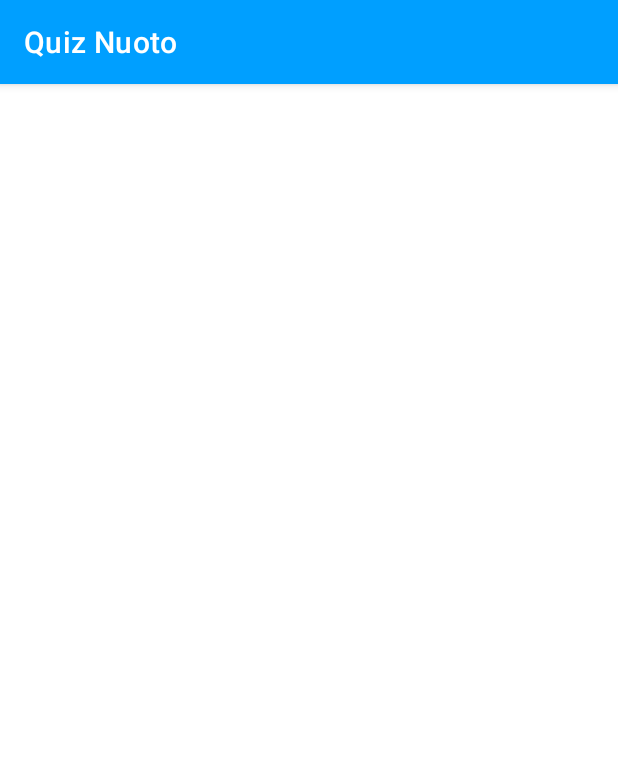
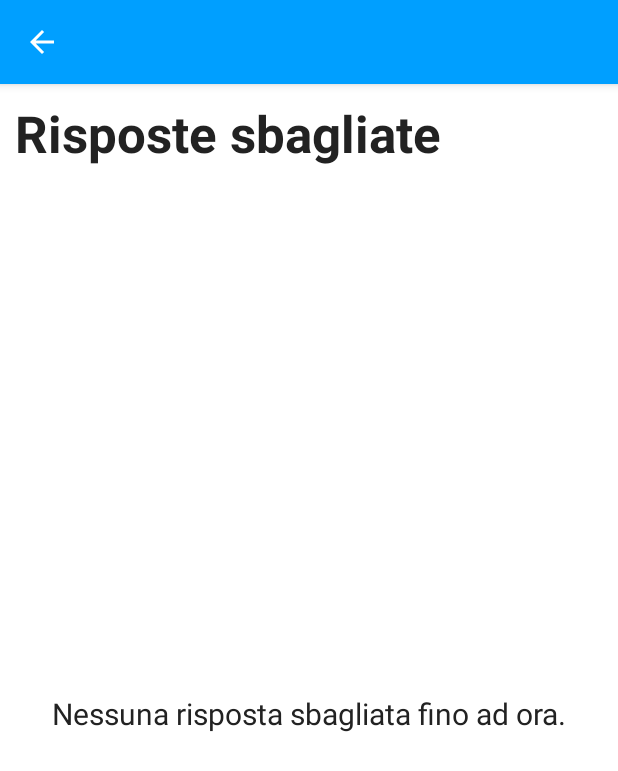
Before and after one commit to Sav22999/fin-applicazione, an Android app: the MistakesQuizActivity screen opened directly, with no data from a screen before it, on a phone screen of 412 x 824 dp. Shown: the top 771 px of the screen. Run offline under Robolectric (Android 15) with nearby library versions, the phone set to English and light mode, and no system bars.

Commit message:
- Added Quiz > See mistakes

```diff
--- a/finapp/app/src/main/java/com/saverio/finapp/db/DatabaseHandler.kt
+++ b/finapp/app/src/main/java/com/saverio/finapp/db/DatabaseHandler.kt
@@ -844,6 +844,51 @@ class DatabaseHandler(context: Context) :
     }
 
     @SuppressLint("Range")
+    fun getMistakesStatistics(): ArrayList<StatisticsModel> {
+        val statisticsList = ArrayList<StatisticsModel>()
+        val query =
+            "SELECT DISTINCT `${COLUMN_QUESTION_ID_STATISTICS}`, * FROM `${TABLE_NAME_STATISTICS}` WHERE NOT `${COLUMN_CORRECT_ANSWER_STATISTICS}` = `${COLUMN_USER_ANSWER_STATISTICS}` ORDER BY `${COLUMN_DATETIME_STATISTICS}` DESC"
+
+        val database = readableDatabase
+        var cursor: Cursor? = null
+
+        try {
+            cursor = database.rawQuery(query, null)
+        } catch (e: SQLException) {
+            database.execSQL(query)
+            return ArrayList()
+        }
+
+        if (cursor.moveToFirst()) {
+            do {
+                val id = cursor.getInt(cursor.getColumnIndex(COLUMN_ID_PK_STATISTICS))
+                val type = cursor.getInt(cursor.getColumnIndex(COLUMN_TYPE_STATISTICS))
+                val datetime = cursor.getString(cursor.getColumnIndex(COLUMN_DATETIME_STATISTICS))
+                val questionId =
+                    cursor.getInt(cursor.getColumnIndex(COLUMN_QUESTION_ID_STATISTICS))
+                val correctAnswer =
+                    cursor.getString(cursor.getColumnIndex(COLUMN_CORRECT_ANSWER_STATISTICS))
+                val userAnswer =
+                    cursor.getString(cursor.getColumnIndex(COLUMN_USER_ANSWER_STATISTICS))
+                val milliseconds =
+                    cursor.getInt(cursor.getColumnIndex(COLUMN_MILLISECONDS_STATISTICS))
+
+                val statisticsToAdd = StatisticsModel(
+                    id = id,
+                    type = type,
+                    datetime = datetime,
+                    question_id = questionId,
+                    correct_answer = correctAnswer,
+                    user_answer = userAnswer,
+                    milliseconds = milliseconds
+                )
+                statisticsList.add(statisticsToAdd)
+            } while (cursor.moveToNext())
+        }
+        return statisticsList
+    }
+
+    @SuppressLint("Range")
     fun getStatistics(id: Int): StatisticsModel {
         var statisticsToReturn = StatisticsModel(id, 0, 0, "", null, null, -1)
         val query =
--- a/finapp/app/src/main/java/com/saverio/finapp/ui/quiz/MistakesQuizActivity.kt
+++ b/finapp/app/src/main/java/com/saverio/finapp/ui/quiz/MistakesQuizActivity.kt
@@ -2,11 +2,71 @@ package com.saverio.finapp.ui.quiz
 
 import androidx.appcompat.app.AppCompatActivity
 import android.os.Bundle
+import android.view.MenuItem
+import android.view.View
+import android.widget.TextView
+import androidx.recyclerview.widget.LinearLayoutManager
+import androidx.recyclerview.widget.RecyclerView
 import com.saverio.finapp.R
+import com.saverio.finapp.db.DatabaseHandler
+import com.saverio.finapp.db.StatisticsModel
 
 class MistakesQuizActivity : AppCompatActivity() {
     override fun onCreate(savedInstanceState: Bundle?) {
         super.onCreate(savedInstanceState)
         setContentView(R.layout.activity_mistakes_quiz)
+
+        val databaseHandler = DatabaseHandler(this)
+        val getStatistics = databaseHandler.getMistakesStatistics()
+        setupRecyclerView(clear = true, search = false, getStatistics = getStatistics)
+
+        val actionBar = getSupportActionBar()
+        if (actionBar != null) {
+            //show the back button in the action bar
+            actionBar.setDisplayHomeAsUpEnabled(true)
+            actionBar.title = ""
+        }
+    }
+
+    override fun onOptionsItemSelected(item: MenuItem): Boolean {
+        //add the back button event in the actionbar
+        when (item.getItemId()) {
+            android.R.id.home -> {
+                onBackPressed()
+                return true
+            }
+        }
+        return super.onOptionsItemSelected(item)
+    }
+
+    override fun onBackPressed() {
+        finish()
+        super.onBackPressed()
+    }
+
+    fun setupRecyclerView(
+        clear: Boolean = false,
+        search: Boolean = false,
+        getStatistics: ArrayList<StatisticsModel>
+    ) {
+        val resultsItemsList: RecyclerView = findViewById(R.id.mistakes_items_list)
+        val noResults: TextView = findViewById(R.id.no_mistakes_available_text)
+
+        noResults.text = getString(R.string.no_mistaks_available_text)
+
+        if (clear) resultsItemsList.adapter = null
+
+        if (getStatistics.size > 0) {
+            noResults.visibility = View.GONE
+            resultsItemsList.visibility = View.VISIBLE
+
+            resultsItemsList.layoutManager = LinearLayoutManager(this)
+            //binding.newsItemsList.setHasFixedSize(true)
+            val itemAdapter = MistakesQuizItemAdapter(this, getStatistics)
+            resultsItemsList.adapter = itemAdapter
+        } else {
+            noResults.visibility = View.VISIBLE
+            resultsItemsList.visibility = View.GONE
+        }
     }
 }
--- a/finapp/app/src/main/java/com/saverio/finapp/ui/quiz/QuizFragment.kt
+++ b/finapp/app/src/main/java/com/saverio/finapp/ui/quiz/QuizFragment.kt
@@ -44,6 +44,11 @@ class QuizFragment : Fragment() {
         val simulationCard = binding.cardViewQuizSimulation
         simulationCard.setOnClickListener {
             val intent = Intent(context, SimulationQuizActivity::class.java)
+            startActivity(intent)
+        }
+        val mistakesCard = binding.cardViewQuizMistakes
+        mistakesCard.setOnClickListener {
+            val intent = Intent(context, MistakesQuizActivity::class.java)
             startActivity(intent)
         }
 
--- a/finapp/app/src/main/res/layout/activity_mistakes_quiz.xml
+++ b/finapp/app/src/main/res/layout/activity_mistakes_quiz.xml
@@ -6,4 +6,48 @@
     android:layout_height="match_parent"
     tools:context=".ui.quiz.MistakesQuizActivity">
 
+    <TextView
+        android:id="@+id/titleMistakes"
+        android:layout_width="0dp"
+        android:layout_height="wrap_content"
+        android:padding="10dp"
+        android:text="@string/title_mistakes"
+        android:textSize="34sp"
+        android:textStyle="bold"
+        app:layout_constraintEnd_toEndOf="parent"
+        app:layout_constraintStart_toStartOf="parent"
+        app:layout_constraintTop_toTopOf="parent" />
+
+    <TextView
+        android:id="@+id/no_mistakes_available_text"
+        android:layout_width="match_parent"
+        android:layout_height="wrap_content"
+        android:layout_marginStart="8dp"
+        android:layout_marginTop="5dp"
+        android:layout_marginEnd="8dp"
+        android:text="@string/no_results_available_text"
+        android:textAlignment="center"
+        android:textSize="20sp"
+        android:visibility="visible"
+        app:layout_constraintBottom_toBottomOf="parent"
+        app:layout_constraintEnd_toEndOf="parent"
+        app:layout_constraintStart_toStartOf="parent"
+        app:layout_constraintTop_toBottomOf="@+id/titleMistakes"
+        tools:visibility="visible" />
+
+    <androidx.recyclerview.widget.RecyclerView
+        android:id="@+id/mistakes_items_list"
+        android:layout_width="0dp"
+        android:layout_height="0dp"
+        android:layout_marginTop="5dp"
+        android:scrollbars="vertical"
+        android:visibility="gone"
+        app:layoutManager="LinearLayoutManager"
+        app:layout_constraintBottom_toBottomOf="parent"
+        app:layout_constraintEnd_toEndOf="parent"
+        app:layout_constraintStart_toStartOf="parent"
+        app:layout_constraintTop_toBottomOf="@+id/titleMistakes"
+        tools:visibility="visible">
+
+    </androidx.recyclerview.widget.RecyclerView>
 </androidx.constraintlayout.widget.ConstraintLayout>
--- a/finapp/app/src/main/res/layout/result_simulation_recyclerview.xml
+++ b/finapp/app/src/main/res/layout/result_simulation_recyclerview.xml
@@ -7,7 +7,7 @@
     android:layout_height="wrap_content">
 
     <androidx.constraintlayout.widget.ConstraintLayout
-        android:id="@+id/constraintLayoutRecyclerNews"
+        android:id="@+id/constraintLayoutRecyclerSimulation"
         android:layout_width="match_parent"
         android:layout_height="wrap_content"
         android:layout_margin="0dp"
@@ -30,7 +30,7 @@
             app:layout_constraintTop_toTopOf="parent">
 
             <androidx.constraintlayout.widget.ConstraintLayout
-                android:id="@+id/constraintLayoutRecyclerCardNews"
+                android:id="@+id/constraintLayoutRecyclerCardSimulation"
                 android:layout_width="match_parent"
                 android:layout_height="match_parent"
                 android:layout_margin="0dp">
--- a/finapp/app/src/main/res/values/strings.xml
+++ b/finapp/app/src/main/res/values/strings.xml
@@ -4,6 +4,7 @@
     <string name="title_theory">Teoria</string>
     <string name="title_chapters">Capitoli</string>
     <string name="title_simulation_results">Risultati simulazione</string>
+    <string name="title_mistakes">Risposte sbagliate</string>
     <string name="title_sections">Sezioni</string>
     <string name="title_quiz">Quiz</string>
     <string name="title_settings">Impostazioni</string>
@@ -39,6 +40,7 @@
     <string name="no_chapters_available_text">Nessun capitolo è disponibile. Vai in Impostazioni per aggiornare i dati.</string>
     <string name="no_sections_available_text">Nessuna sezione è disponibile. Vai in Impostazioni per aggiornare i dati.</string>
     <string name="no_results_available_text">Nessun risultato è disponibile. Si è verificato un errore.</string>
+    <string name="no_mistaks_available_text">Nessuna risposta sbagliata fino ad ora.</string>
     <string name="results_error_text">Si è verificato un errore durante il caricamento dei risultati.</string>
     <string name="no_results_chapter_text">Non sono stati trovati capitoli con i parametri specificati. Prova a effettuare una nuova ricerca.</string>
     <string name="no_results_section_text">Non sono state trovate sezioni con i parametri specificati. Prova a effettuare una nuova ricerca.</string>
```
Also changed, not shown: finapp/app/src/main/java/com/saverio/finapp/ui/quiz/MistakesQuizItemAdapter.kt (added, +82 -0 lines), finapp/app/src/main/res/layout/mistakes_quiz_recyclerview.xml (added, +247 -0 lines).
